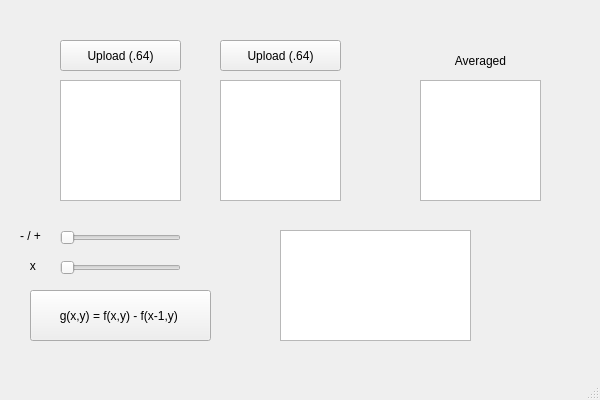
Above: HW1/mainwindow.ui from berlin0308/2023_Image_Processing before the change. Below: the same form after it.
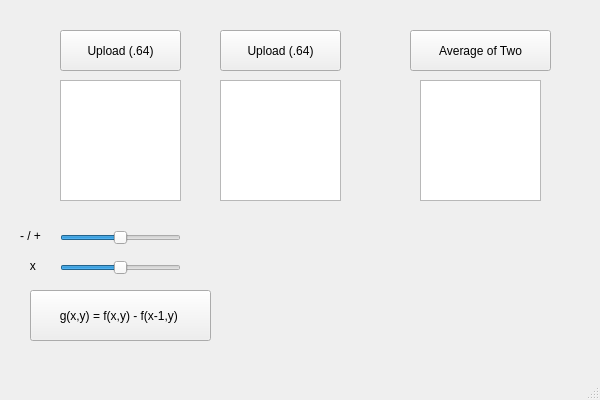
That is the form after the change.

What changed in the file:
```diff
--- a/HW1/mainwindow.ui
+++ b/HW1/mainwindow.ui
@@ -18,9 +18,9 @@
     <property name="geometry">
      <rect>
       <x>60</x>
-      <y>40</y>
+      <y>30</y>
       <width>121</width>
-      <height>31</height>
+      <height>41</height>
      </rect>
     </property>
     <property name="text">
@@ -47,9 +47,9 @@
     <property name="geometry">
      <rect>
       <x>220</x>
-      <y>40</y>
+      <y>30</y>
       <width>121</width>
-      <height>31</height>
+      <height>41</height>
      </rect>
     </property>
     <property name="text">
@@ -65,22 +65,24 @@
       <height>16</height>
      </rect>
     </property>
-    <property name="orientation">
-     <enum>Qt::Horizontal</enum>
+    <property name="minimum">
+     <number>-31</number>
     </property>
-   </widget>
-   <widget class="QSlider" name="horizontalSlider_mult">
-    <property name="geometry">
-     <rect>
-      <x>60</x>
-      <y>260</y>
-      <width>121</width>
-      <height>16</height>
-     </rect>
+    <property name="maximum">
+     <number>31</number>
     </property>
+    <property name="sliderPosition">
+     <number>0</number>
+    </property>
     <property name="orientation">
      <enum>Qt::Horizontal</enum>
     </property>
+    <property name="invertedAppearance">
+     <bool>false</bool>
+    </property>
+    <property name="invertedControls">
+     <bool>false</bool>
+    </property>
    </widget>
    <widget class="QPushButton" name="pushButton_g_func">
     <property name="geometry">
@@ -143,31 +145,11 @@
       <height>121</height>
      </rect>
     </property>
-   </widget>
-   <widget class="QLabel" name="label_4">
-    <property name="geometry">
-     <rect>
-      <x>420</x>
-      <y>50</y>
-      <width>121</width>
-      <height>21</height>
-     </rect>
+    <property name="verticalScrollBarPolicy">
+     <enum>Qt::ScrollBarAlwaysOff</enum>
     </property>
-    <property name="text">
-     <string>Averaged</string>
-    </property>
-    <property name="alignment">
-     <set>Qt::AlignCenter</set>
-    </property>
-   </widget>
-   <widget class="QGraphicsView" name="graphicsView_hist">
-    <property name="geometry">
-     <rect>
-      <x>280</x>
-      <y>230</y>
-      <width>191</width>
-      <height>111</height>
-     </rect>
+    <property name="horizontalScrollBarPolicy">
+     <enum>Qt::ScrollBarAlwaysOff</enum>
     </property>
    </widget>
    <widget class="QGraphicsView" name="graphicsView_1">
@@ -192,6 +174,70 @@
      <enum>Qt::ScrollBarAlwaysOff</enum>
     </property>
    </widget>
+   <widget class="QSlider" name="horizontalSlider_multiply">
+    <property name="geometry">
+     <rect>
+      <x>60</x>
+      <y>260</y>
+      <width>121</width>
+      <height>16</height>
+     </rect>
+    </property>
+    <property name="minimum">
+     <number>0</number>
+    </property>
+    <property name="maximum">
+     <number>20</number>
+    </property>
+    <property name="value">
+     <number>10</number>
+    </property>
+    <property name="sliderPosition">
+     <number>10</number>
+    </property>
+    <property name="orientation">
+     <enum>Qt::Horizontal</enum>
+    </property>
+    <property name="invertedAppearance">
+     <bool>false</bool>
+    </property>
+    <property name="invertedControls">
+     <bool>false</bool>
+    </property>
+   </widget>
+   <widget class="QPushButton" name="pushButton_avg">
+    <property name="geometry">
+     <rect>
+      <x>410</x>
+      <y>30</y>
+      <width>141</width>
+      <height>41</height>
+     </rect>
+    </property>
+    <property name="autoFillBackground">
+     <bool>false</bool>
+    </property>
+    <property name="text">
+     <string>Average of Two</string>
+    </property>
+    <property name="checkable">
+     <bool>false</bool>
+    </property>
+    <property name="flat">
+     <bool>false</bool>
+    </property>
+   </widget>
+   <widget class="QWidget" name="horizontalLayoutWidget">
+    <property name="geometry">
+     <rect>
+      <x>280</x>
+      <y>240</y>
+      <width>261</width>
+      <height>91</height>
+     </rect>
+    </property>
+    <layout class="QHBoxLayout" name="horizontalLayout_hist"/>
+   </widget>
   </widget>
   <widget class="QMenuBar" name="menubar">
    <property name="geometry">
```
